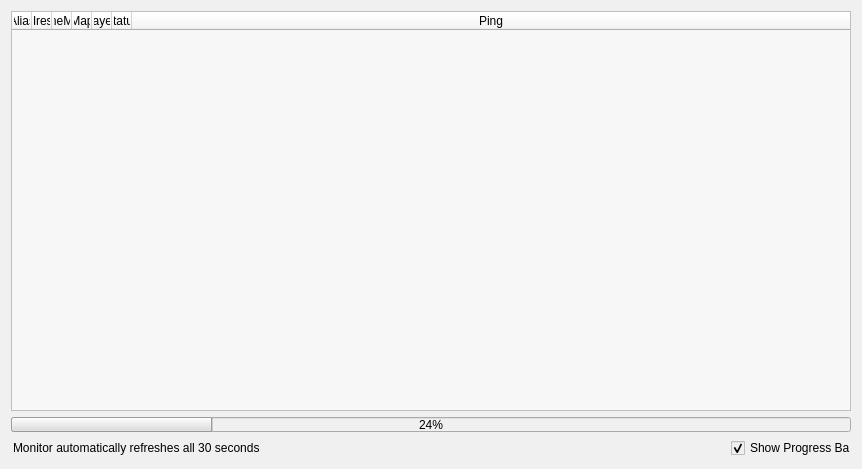
Old version of the form Source_Code/source_files/isrt_monitor.ui in the repository sargolin/ISRT-Insurgency-Sandstorm-RCON-TOOL-and-Mapchanger.
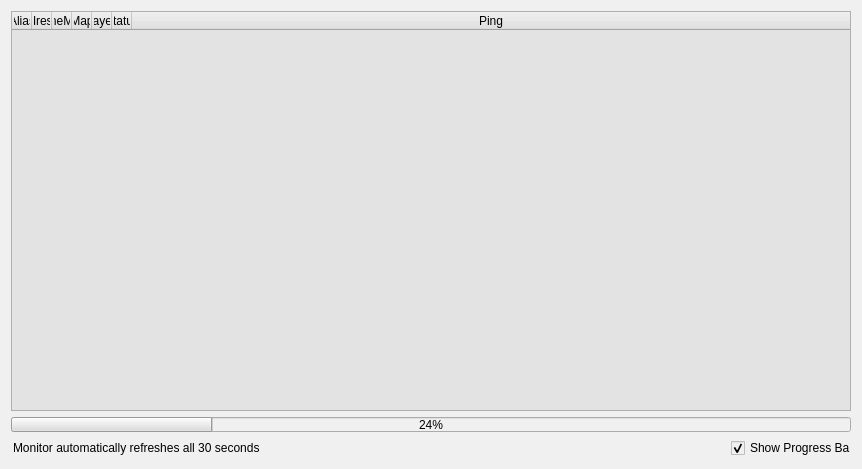
New version of the form. Icons and pictures are not drawn.

```diff
--- a/Source_Code/source_files/isrt_monitor.ui
+++ b/Source_Code/source_files/isrt_monitor.ui
@@ -45,8 +45,7 @@
         </font>
        </property>
        <property name="styleSheet">
-        <string notr="true">border-image: url(:/img/img/monbck.jpg);
-background-color: rgb(247, 247, 247);</string>
+        <string notr="true">background-color: rgb(227, 227, 227);</string>
        </property>
        <property name="frameShape">
         <enum>QFrame::StyledPanel</enum>
```
Left out of the diff: 5 changed lines with no effect on the pictures.
